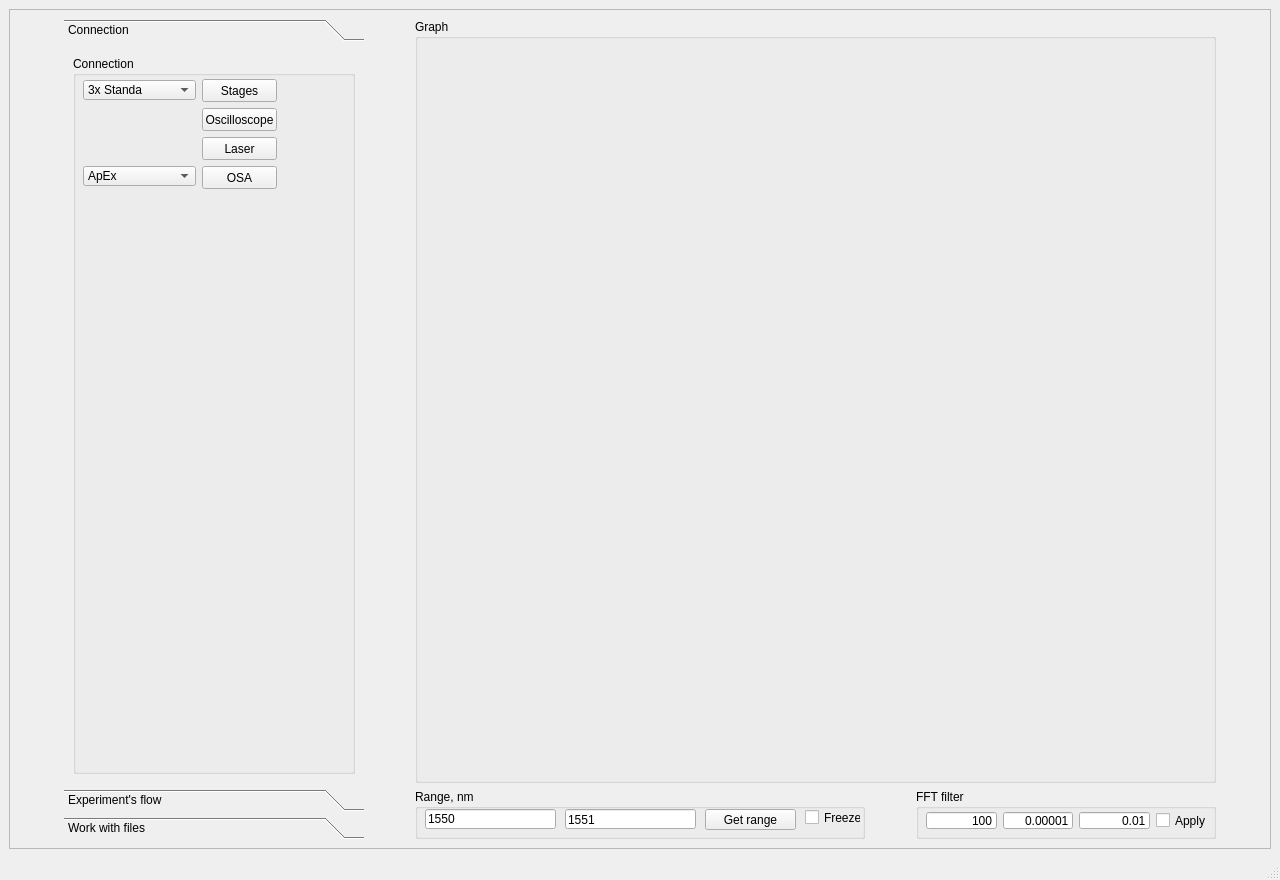
Qt form Windows/UIs/MainWindow.ui (al509/ScanLoop) before a commit.
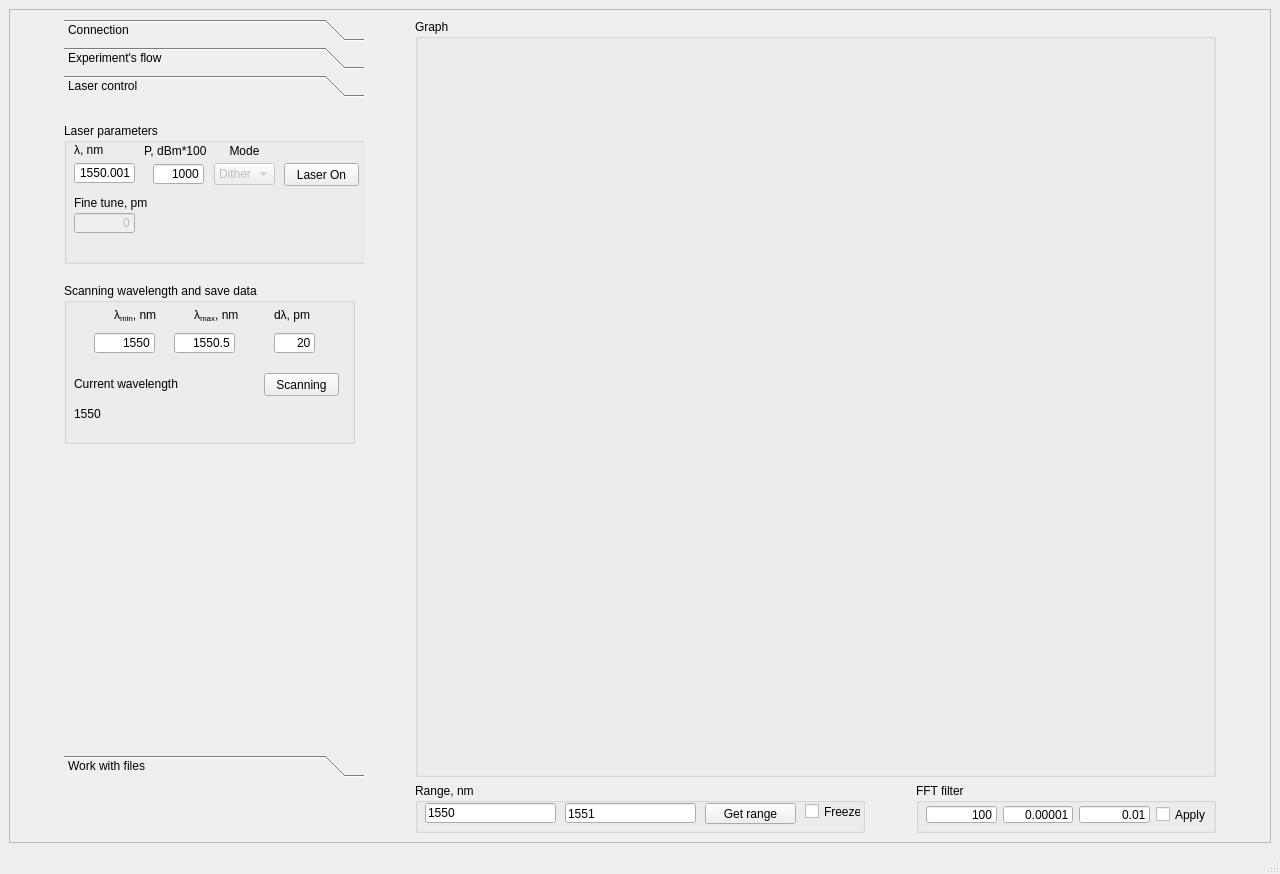
The same form after that commit. The open tabs and pages were chosen to show the change.

Diff of the .ui file:
```diff
--- a/Windows/UIs/MainWindow.ui
+++ b/Windows/UIs/MainWindow.ui
@@ -7,7 +7,7 @@
     <x>0</x>
     <y>0</y>
     <width>1280</width>
-    <height>880</height>
+    <height>874</height>
    </rect>
   </property>
   <property name="minimumSize">
@@ -55,98 +55,12 @@
         <rect>
          <x>0</x>
          <y>0</y>
-         <width>1260</width>
-         <height>819</height>
+         <width>1256</width>
+         <height>799</height>
         </rect>
        </property>
        <layout class="QGridLayout" name="gridLayout_4">
-        <item row="1" column="2">
-         <widget class="QGroupBox" name="groupBox_11">
-          <property name="sizePolicy">
-           <sizepolicy hsizetype="Fixed" vsizetype="Preferred">
-            <horstretch>0</horstretch>
-            <verstretch>0</verstretch>
-           </sizepolicy>
-          </property>
-          <property name="minimumSize">
-           <size>
-            <width>300</width>
-            <height>50</height>
-           </size>
-          </property>
-          <property name="maximumSize">
-           <size>
-            <width>300</width>
-            <height>50</height>
-           </size>
-          </property>
-          <property name="title">
-           <string>FFT filter</string>
-          </property>
-          <widget class="QLineEdit" name="EditLine_FilterLowFreqEdge">
-           <property name="geometry">
-            <rect>
-             <x>87</x>
-             <y>23</y>
-             <width>70</width>
-             <height>17</height>
-            </rect>
-           </property>
-           <property name="text">
-            <string>0.00001</string>
-           </property>
-           <property name="alignment">
-            <set>Qt::AlignRight|Qt::AlignTrailing|Qt::AlignVCenter</set>
-           </property>
-          </widget>
-          <widget class="QLineEdit" name="EditLine_FilterHighFreqEdge">
-           <property name="geometry">
-            <rect>
-             <x>163</x>
-             <y>23</y>
-             <width>71</width>
-             <height>17</height>
-            </rect>
-           </property>
-           <property name="text">
-            <string>0.01</string>
-           </property>
-           <property name="alignment">
-            <set>Qt::AlignRight|Qt::AlignTrailing|Qt::AlignVCenter</set>
-           </property>
-          </widget>
-          <widget class="QCheckBox" name="CheckBox_ApplyFFTFilter">
-           <property name="geometry">
-            <rect>
-             <x>240</x>
-             <y>23</y>
-             <width>50</width>
-             <height>17</height>
-            </rect>
-           </property>
-           <property name="text">
-            <string>Apply</string>
-           </property>
-          </widget>
-          <widget class="QLineEdit" name="EditLine_FilterPointsToCut">
-           <property name="geometry">
-            <rect>
-             <x>10</x>
-             <y>23</y>
-             <width>71</width>
-             <height>17</height>
-            </rect>
-           </property>
-           <property name="text">
-            <string>100</string>
-           </property>
-           <property name="alignment">
-            <set>Qt::AlignRight|Qt::AlignTrailing|Qt::AlignVCenter</set>
-           </property>
-          </widget>
-         </widget>
-        </item>
-        <item row="0" column="1" colspan="2">
+        <item row="0" column="2" colspan="2">
          <widget class="QGroupBox" name="groupBox_spectrum">
           <property name="sizePolicy">
            <sizepolicy hsizetype="Expanding" vsizetype="Preferred">
@@ -177,7 +91,7 @@
           </property>
          </widget>
         </item>
-        <item row="1" column="1">
+        <item row="1" column="2">
          <widget class="QGroupBox" name="groupBox_9">
           <property name="sizePolicy">
            <sizepolicy hsizetype="Ignored" vsizetype="Preferred">
@@ -263,7 +177,93 @@
           </widget>
          </widget>
         </item>
-        <item row="0" column="0" rowspan="2">
+        <item row="1" column="3">
+         <widget class="QGroupBox" name="groupBox_11">
+          <property name="sizePolicy">
+           <sizepolicy hsizetype="Fixed" vsizetype="Preferred">
+            <horstretch>0</horstretch>
+            <verstretch>0</verstretch>
+           </sizepolicy>
+          </property>
+          <property name="minimumSize">
+           <size>
+            <width>300</width>
+            <height>50</height>
+           </size>
+          </property>
+          <property name="maximumSize">
+           <size>
+            <width>300</width>
+            <height>50</height>
+           </size>
+          </property>
+          <property name="title">
+           <string>FFT filter</string>
+          </property>
+          <widget class="QLineEdit" name="EditLine_FilterLowFreqEdge">
+           <property name="geometry">
+            <rect>
+             <x>87</x>
+             <y>23</y>
+             <width>70</width>
+             <height>17</height>
+            </rect>
+           </property>
+           <property name="text">
+            <string>0.00001</string>
+           </property>
+           <property name="alignment">
+            <set>Qt::AlignRight|Qt::AlignTrailing|Qt::AlignVCenter</set>
+           </property>
+          </widget>
+          <widget class="QLineEdit" name="EditLine_FilterHighFreqEdge">
+           <property name="geometry">
+            <rect>
+             <x>163</x>
+             <y>23</y>
+             <width>71</width>
+             <height>17</height>
+            </rect>
+           </property>
+           <property name="text">
+            <string>0.01</string>
+           </property>
+           <property name="alignment">
+            <set>Qt::AlignRight|Qt::AlignTrailing|Qt::AlignVCenter</set>
+           </property>
+          </widget>
+          <widget class="QCheckBox" name="CheckBox_ApplyFFTFilter">
+           <property name="geometry">
+            <rect>
+             <x>240</x>
+             <y>23</y>
+             <width>50</width>
+             <height>17</height>
+            </rect>
+           </property>
+           <property name="text">
+            <string>Apply</string>
+           </property>
+          </widget>
+          <widget class="QLineEdit" name="EditLine_FilterPointsToCut">
+           <property name="geometry">
+            <rect>
+             <x>10</x>
+             <y>23</y>
+             <width>71</width>
+             <height>17</height>
+            </rect>
+           </property>
+           <property name="text">
+            <string>100</string>
+           </property>
+           <property name="alignment">
+            <set>Qt::AlignRight|Qt::AlignTrailing|Qt::AlignVCenter</set>
+           </property>
+          </widget>
+         </widget>
+        </item>
+        <item row="0" column="1">
          <widget class="QToolBox" name="File_work">
           <property name="sizePolicy">
            <sizepolicy hsizetype="Preferred" vsizetype="Preferred">
@@ -289,7 +289,7 @@
              <x>0</x>
              <y>0</y>
              <width>300</width>
-             <height>720</height>
+             <height>596</height>
             </rect>
            </property>
            <attribute name="label">
@@ -312,7 +312,7 @@
                 <rect>
                  <x>129</x>
                  <y>23</y>
-                 <width>75</width>
+                 <width>91</width>
                  <height>23</height>
                 </rect>
                </property>
@@ -328,7 +328,7 @@
                 <rect>
                  <x>129</x>
                  <y>110</y>
-                 <width>75</width>
+                 <width>91</width>
                  <height>23</height>
                 </rect>
                </property>
@@ -344,7 +344,7 @@
                 <rect>
                  <x>129</x>
                  <y>52</y>
-                 <width>75</width>
+                 <width>91</width>
                  <height>23</height>
                 </rect>
                </property>
@@ -360,12 +360,12 @@
                 <rect>
                  <x>129</x>
                  <y>81</y>
-                 <width>75</width>
+                 <width>91</width>
                  <height>23</height>
                 </rect>
                </property>
                <property name="text">
-                <string>Laser</string>
+                <string>Laser Pure Ph</string>
                </property>
               </widget>
               <widget class="QComboBox" name="comboBox_Type_of_OSA">
@@ -1308,6 +1308,330 @@
             </layout>
            </widget>
           </widget>
+          <widget class="QWidget" name="page_6">
+           <property name="geometry">
+            <rect>
+             <x>0</x>
+             <y>0</y>
+             <width>300</width>
+             <height>596</height>
+            </rect>
+           </property>
+           <attribute name="label">
+            <string>Laser control</string>
+           </attribute>
+           <widget class="QGroupBox" name="groupBox_5">
+            <property name="geometry">
+             <rect>
+              <x>0</x>
+              <y>180</y>
+              <width>291</width>
+              <height>161</height>
+             </rect>
+            </property>
+            <property name="title">
+             <string>Scanning wavelength and save data</string>
+            </property>
+            <widget class="QLineEdit" name="lineEdit_laser_lambda_min">
+             <property name="geometry">
+              <rect>
+               <x>30</x>
+               <y>50</y>
+               <width>61</width>
+               <height>20</height>
+              </rect>
+             </property>
+             <property name="text">
+              <string>1550</string>
+             </property>
+             <property name="alignment">
+              <set>Qt::AlignRight|Qt::AlignTrailing|Qt::AlignVCenter</set>
+             </property>
+            </widget>
+            <widget class="QLineEdit" name="lineEdit_laser_lambda_max">
+             <property name="geometry">
+              <rect>
+               <x>110</x>
+               <y>50</y>
+               <width>61</width>
+               <height>20</height>
+              </rect>
+             </property>
+             <property name="text">
+              <string>1550.5</string>
+             </property>
+             <property name="alignment">
+              <set>Qt::AlignRight|Qt::AlignTrailing|Qt::AlignVCenter</set>
+             </property>
+            </widget>
+            <widget class="QLabel" name="label_16">
+             <property name="geometry">
+              <rect>
+               <x>50</x>
+               <y>22</y>
+               <width>47</width>
+               <height>21</height>
+              </rect>
+             </property>
+             <property name="text">
+              <string>&lt;html&gt;&lt;head/&gt;&lt;body&gt;&lt;p&gt;λ&lt;span style=&quot; vertical-align:sub;&quot;&gt;min&lt;/span&gt;, nm&lt;/p&gt;&lt;/body&gt;&lt;/html&gt;</string>
+             </property>
+            </widget>
+            <widget class="QLabel" name="label_18">
+             <property name="geometry">
+              <rect>
+               <x>130</x>
+               <y>22</y>
+               <width>47</width>
+               <height>21</height>
+              </rect>
+             </property>
+             <property name="text">
+              <string>&lt;html&gt;&lt;head/&gt;&lt;body&gt;&lt;p&gt;λ&lt;span style=&quot; vertical-align:sub;&quot;&gt;max&lt;/span&gt;, nm&lt;/p&gt;&lt;/body&gt;&lt;/html&gt;</string>
+             </property>
+            </widget>
+            <widget class="QLineEdit" name="lineEdit_laser_lambda_step">
+             <property name="geometry">
+              <rect>
+               <x>210</x>
+               <y>50</y>
+               <width>41</width>
+               <height>20</height>
+              </rect>
+             </property>
+             <property name="text">
+              <string>20</string>
+             </property>
+             <property name="alignment">
+              <set>Qt::AlignRight|Qt::AlignTrailing|Qt::AlignVCenter</set>
+             </property>
+            </widget>
+            <widget class="QLabel" name="label_19">
+             <property name="geometry">
+              <rect>
+               <x>210</x>
+               <y>22</y>
+               <width>47</width>
+               <height>21</height>
+              </rect>
+             </property>
+             <property name="text">
+              <string>&lt;html&gt;&lt;head/&gt;&lt;body&gt;&lt;p&gt;dλ, pm&lt;/p&gt;&lt;/body&gt;&lt;/html&gt;</string>
+             </property>
+            </widget>
+            <widget class="QPushButton" name="pushButton_scanning_laser_wavelength">
+             <property name="geometry">
+              <rect>
+               <x>200</x>
+               <y>90</y>
+               <width>75</width>
+               <height>23</height>
+              </rect>
+             </property>
+             <property name="text">
+              <string>Scanning</string>
+             </property>
+             <property name="checkable">
+              <bool>true</bool>
+             </property>
+            </widget>
+            <widget class="QLabel" name="label_20">
+             <property name="geometry">
+              <rect>
+               <x>10</x>
+               <y>90</y>
+               <width>121</width>
+               <height>21</height>
+              </rect>
+             </property>
+             <property name="text">
+              <string>Current wavelength</string>
+             </property>
+            </widget>
+            <widget class="QLabel" name="label_current_laser_wavelength">
+             <property name="geometry">
+              <rect>
+               <x>10</x>
+               <y>120</y>
+               <width>101</width>
+               <height>21</height>
+              </rect>
+             </property>
+             <property name="text">
+              <string>1550</string>
+             </property>
+            </widget>
+           </widget>
+           <widget class="QGroupBox" name="groupBox_7">
+            <property name="geometry">
+             <rect>
+              <x>0</x>
+              <y>20</y>
+              <width>301</width>
+              <height>141</height>
+             </rect>
+            </property>
+            <property name="title">
+             <string>Laser parameters</string>
+            </property>
+            <widget class="QLineEdit" name="lineEdit_laser_lambda">
+             <property name="geometry">
+              <rect>
+               <x>10</x>
+               <y>40</y>
+               <width>61</width>
+               <height>20</height>
+              </rect>
+             </property>
+             <property name="text">
+              <string>1550.001</string>
+             </property>
+             <property name="alignment">
+              <set>Qt::AlignRight|Qt::AlignTrailing|Qt::AlignVCenter</set>
+             </property>
+            </widget>
+            <widget class="QLineEdit" name="lineEdit_laser_power">
+             <property name="geometry">
+              <rect>
+               <x>89</x>
+               <y>41</y>
+               <width>51</width>
+               <height>20</height>
+              </rect>
+             </property>
+             <property name="text">
+              <string>1000</string>
+             </property>
+             <property name="alignment">
+              <set>Qt::AlignRight|Qt::AlignTrailing|Qt::AlignVCenter</set>
+             </property>
+            </widget>
+            <widget class="QLabel" name="label_21">
+             <property name="geometry">
+              <rect>
+               <x>80</x>
+               <y>20</y>
+               <width>71</width>
+               <height>16</height>
+              </rect>
+             </property>
+             <property name="text">
+              <string>&lt;html&gt;&lt;head/&gt;&lt;body&gt;&lt;p&gt;P, dBm*100&lt;/p&gt;&lt;/body&gt;&lt;/html&gt;</string>
+             </property>
+            </widget>
+            <widget class="QLabel" name="label_22">
+             <property name="geometry">
+              <rect>
+               <x>10</x>
+               <y>20</y>
+               <width>47</width>
+               <height>13</height>
+              </rect>
+             </property>
+             <property name="text">
+              <string>&lt;html&gt;&lt;head/&gt;&lt;body&gt;&lt;p&gt;λ, nm&lt;/p&gt;&lt;/body&gt;&lt;/html&gt;</string>
+             </property>
+            </widget>
+            <widget class="QPushButton" name="pushButton_laser_On">
+             <property name="geometry">
+              <rect>
+               <x>220</x>
+               <y>40</y>
+               <width>75</width>
+               <height>23</height>
+              </rect>
+             </property>
+             <property name="text">
+              <string>Laser On</string>
+             </property>
+             <property name="checkable">
+              <bool>true</bool>
+             </property>
+             <property name="checked">
+              <bool>false</bool>
+             </property>
+            </widget>
+            <widget class="QLineEdit" name="lineEdit_laser_fine_tune">
+             <property name="enabled">
+              <bool>false</bool>
+             </property>
+             <property name="geometry">
+              <rect>
+               <x>10</x>
+               <y>90</y>
+               <width>61</width>
+               <height>20</height>
+              </rect>
+             </property>
+             <property name="text">
+              <string>0</string>
+             </property>
+             <property name="alignment">
+              <set>Qt::AlignRight|Qt::AlignTrailing|Qt::AlignVCenter</set>
+             </property>
+            </widget>
+            <widget class="QLabel" name="label_23">
+             <property name="geometry">
+              <rect>
+               <x>10</x>
+               <y>70</y>
+               <width>91</width>
+               <height>20</height>
+              </rect>
+             </property>
+             <property name="text">
+              <string>&lt;html&gt;&lt;head/&gt;&lt;body&gt;&lt;p&gt;Fine tune, pm&lt;/p&gt;&lt;/body&gt;&lt;/html&gt;</string>
+             </property>
+            </widget>
+            <widget class="QComboBox" name="comboBox_laser_mode">
+             <property name="enabled">
+              <bool>false</bool>
+             </property>
+             <property name="geometry">
+              <rect>
+               <x>150</x>
+               <y>40</y>
+               <width>61</width>
+               <height>22</height>
+              </rect>
+             </property>
+             <property name="editable">
+              <bool>false</bool>
+             </property>
+             <item>
+              <property name="text">
+               <string>Dither</string>
+              </property>
+             </item>
+             <item>
+              <property name="text">
+               <string>Nodither</string>
+              </property>
+             </item>
+             <item>
+              <property name="text">
+               <string>Whisper</string>
+              </property>
+             </item>
+            </widget>
+            <widget class="QLabel" name="label_25">
+             <property name="geometry">
+              <rect>
+               <x>150</x>
+               <y>20</y>
+               <width>61</width>
+               <height>16</height>
+              </rect>
+             </property>
+             <property name="text">
+              <string>&lt;html&gt;&lt;head/&gt;&lt;body&gt;&lt;p&gt;Mode&lt;/p&gt;&lt;/body&gt;&lt;/html&gt;</string>
+             </property>
+             <property name="alignment">
+              <set>Qt::AlignCenter</set>
+             </property>
+            </widget>
+           </widget>
+          </widget>
           <widget class="QWidget" name="page_3">
            <property name="geometry">
             <rect>
```
Left out of the diff: 49 changed lines with no effect on the pictures.
